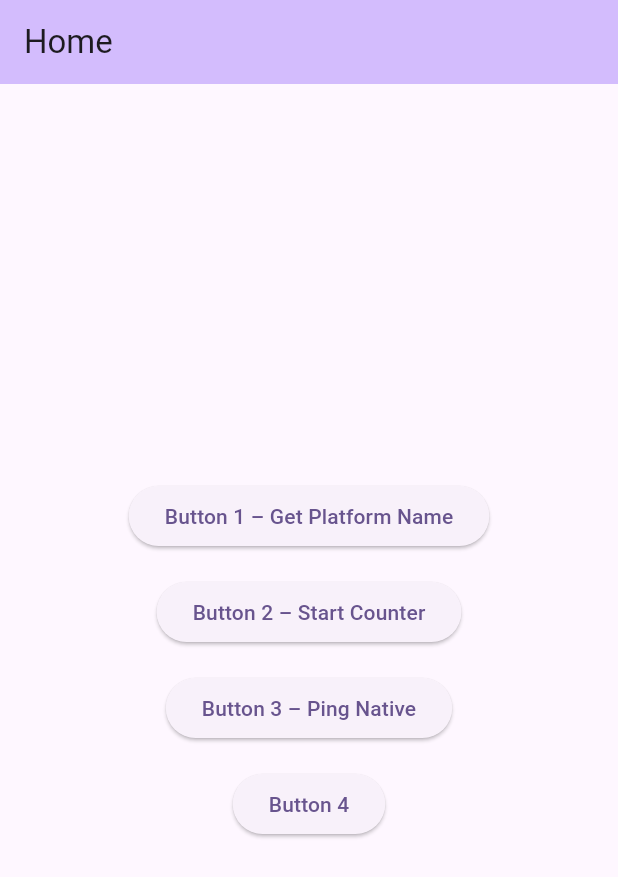
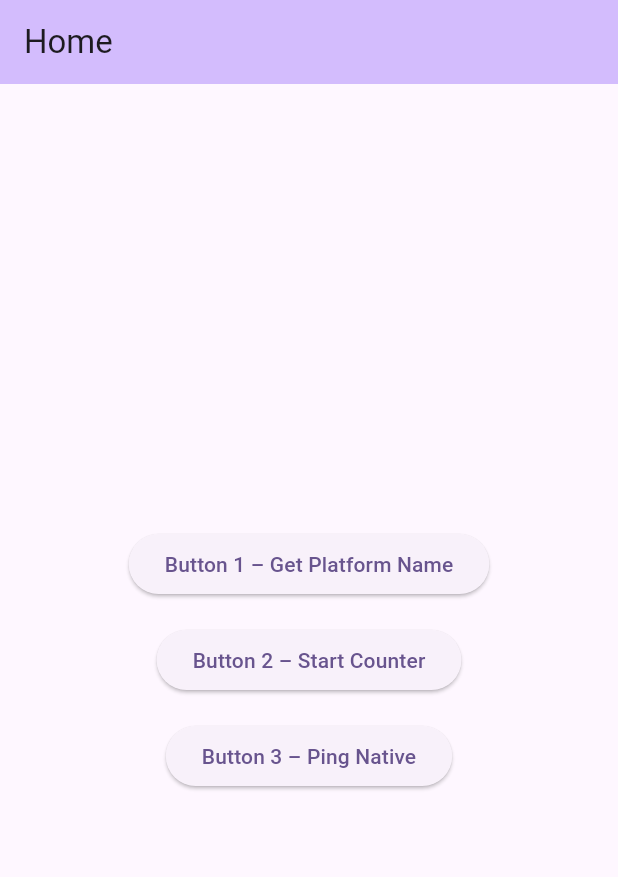
Before and after one commit to vdulnev/pigeon-manual, a Flutter app: the screen it shows after launch, on a phone screen of 412 x 824 dp. Shown: the top 877 px of the screen. Run offline on Flutter 3.47's test engine with Material 3 defaults, Android fonts, the phone set to English and light mode, and no system bars.

Commit message:
deleted unused button

```diff
--- a/lib/main.dart
+++ b/lib/main.dart
@@ -91,12 +91,6 @@ class _HomeScreenState extends State<HomeScreen> {
     }
   }
 
-  void _onButtonPressed(String label) {
-    ScaffoldMessenger.of(context).showSnackBar(
-      SnackBar(content: Text('$label pressed')),
-    );
-  }
-
   @override
   Widget build(BuildContext context) {
     final listening = _counterSubscription != null;
@@ -127,11 +121,6 @@ class _HomeScreenState extends State<HomeScreen> {
               onPressed: _onButton3Pressed,
               child: const Text('Button 3 – Ping Native'),
             ),
-            const SizedBox(height: 16),
-            ElevatedButton(
-              onPressed: () => _onButtonPressed('Button 4'),
-              child: const Text('Button 4'),
-            ),
           ],
         ),
       ),
```
